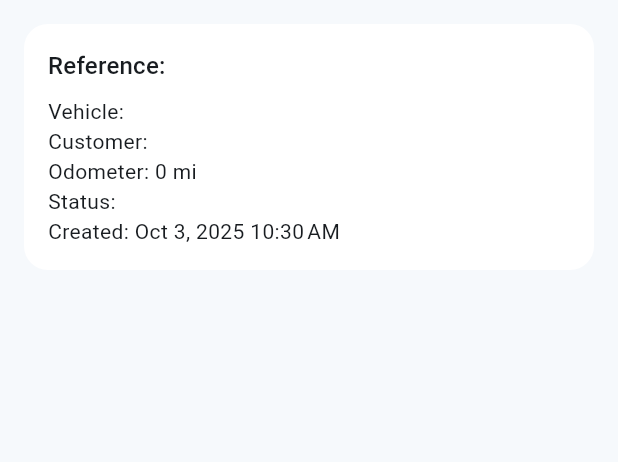
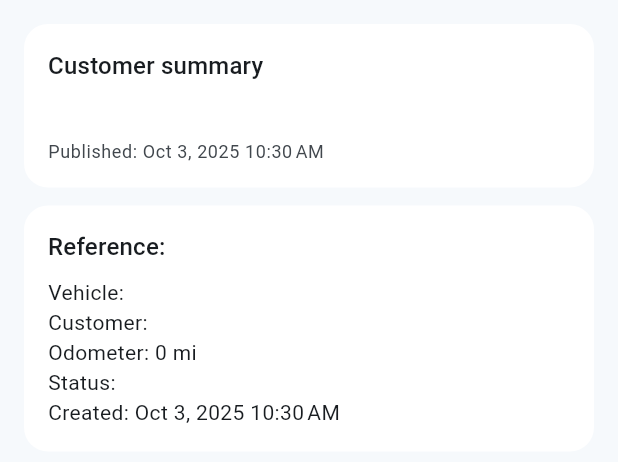
Before and after one commit to abbakary/portals, a Flutter app: the _DetailView widget shown alone on an empty page, opened directly with empty values, on a phone screen of 412 x 824 dp. Shown: the top 462 px of the screen. Run offline on Flutter 3.47's test engine with Material 3 defaults, Android fonts, the phone set to English and light mode, and no system bars; our stand-ins replace dio, flutter_secure_storage, image_picker, shared_preferences; accounts and stored records are empty; network calls fail.

Commit message:
Show customer-facing summary on inspection detail
cgen-18172317c2224dcc92189df744b7f1b3

```diff
--- a/flutterapp/lib/features/inspections/presentation/inspection_detail_screen.dart
+++ b/flutterapp/lib/features/inspections/presentation/inspection_detail_screen.dart
@@ -66,6 +66,33 @@ class _DetailView extends StatelessWidget {
     return ListView(
       padding: const EdgeInsets.all(16),
       children: [
+        if (detail.customerReport != null) ...[
+          Card(
+            child: Padding(
+              padding: const EdgeInsets.all(16),
+              child: Column(
+                crossAxisAlignment: CrossAxisAlignment.start,
+                children: [
+                  Text('Customer summary', style: Theme.of(context).textTheme.titleMedium),
+                  const SizedBox(height: 8),
+                  Text(detail.customerReport!.summary),
+                  if (detail.customerReport!.recommendedActions.isNotEmpty) ...[
+                    const SizedBox(height: 8),
+                    Text('Recommended actions', style: Theme.of(context).textTheme.titleSmall),
+                    const SizedBox(height: 4),
+                    Text(detail.customerReport!.recommendedActions),
+                  ],
+                  if (detail.customerReport!.publishedAt != null) ...[
+                    const SizedBox(height: 8),
+                    Text('Published: ${DateFormat.yMMMd().add_jm().format(detail.customerReport!.publishedAt!)}',
+                        style: Theme.of(context).textTheme.bodySmall?.copyWith(color: Theme.of(context).colorScheme.onSurfaceVariant)),
+                  ],
+                ],
+              ),
+            ),
+          ),
+          const SizedBox(height: 12),
+        ],
         Card(
           child: Padding(
             padding: const EdgeInsets.all(16),
```
